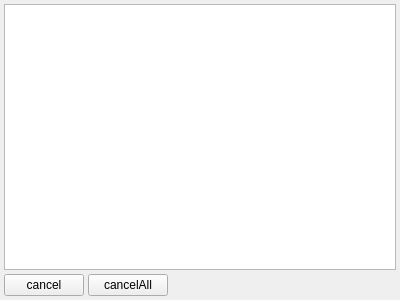
xclxxl414/bftrader, file ctpnow/ui/pendingorderform.ui: the form before one commit.
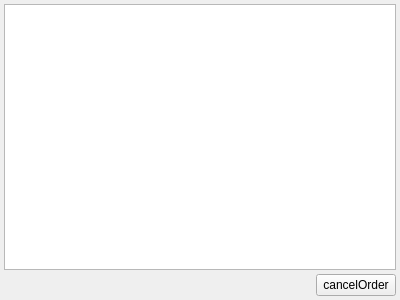
The form after the commit.

Diff of the .ui file:
```diff
--- a/ctpnow/ui/pendingorderform.ui
+++ b/ctpnow/ui/pendingorderform.ui
@@ -34,20 +34,6 @@
    </item>
    <item>
     <layout class="QHBoxLayout" name="horizontalLayout">
-     <item>
-      <widget class="QPushButton" name="pushButtonCancel">
-       <property name="text">
-        <string>cancel</string>
-       </property>
-      </widget>
-     </item>
-     <item>
-      <widget class="QPushButton" name="pushButtonCancelAll">
-       <property name="text">
-        <string>cancelAll</string>
-       </property>
-      </widget>
-     </item>
      <item>
       <spacer name="horizontalSpacer">
        <property name="orientation">
@@ -61,6 +47,13 @@
        </property>
       </spacer>
      </item>
+     <item>
+      <widget class="QPushButton" name="pushButtonCancelOrder">
+       <property name="text">
+        <string>cancelOrder</string>
+       </property>
+      </widget>
+     </item>
     </layout>
    </item>
   </layout>
```
